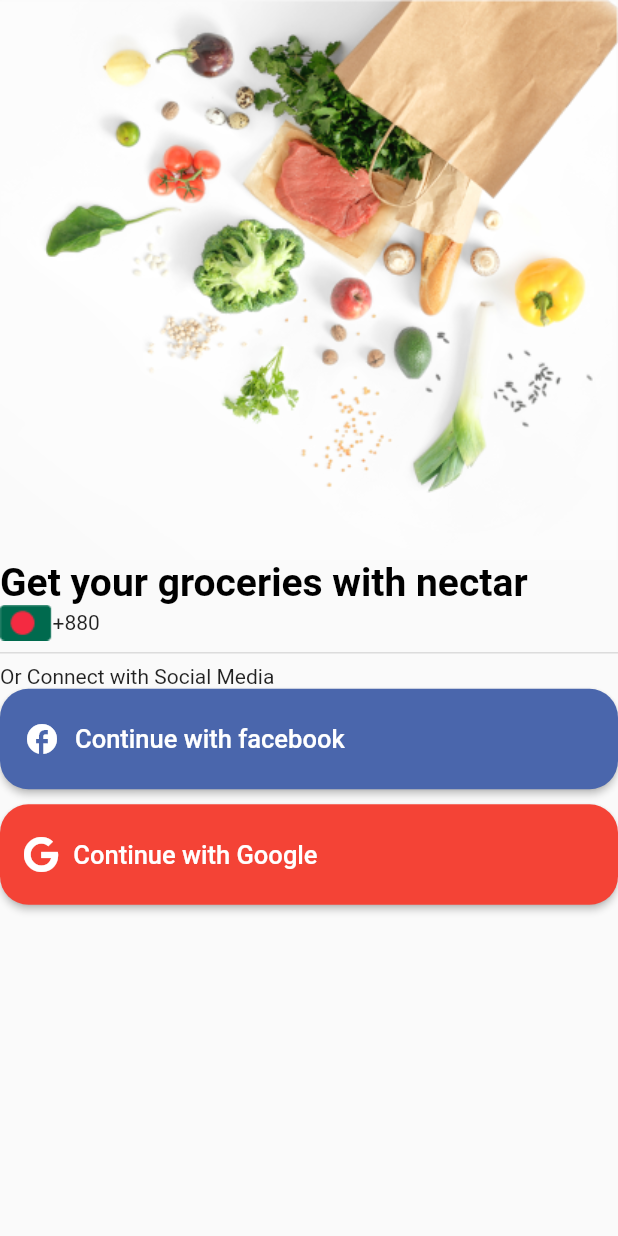
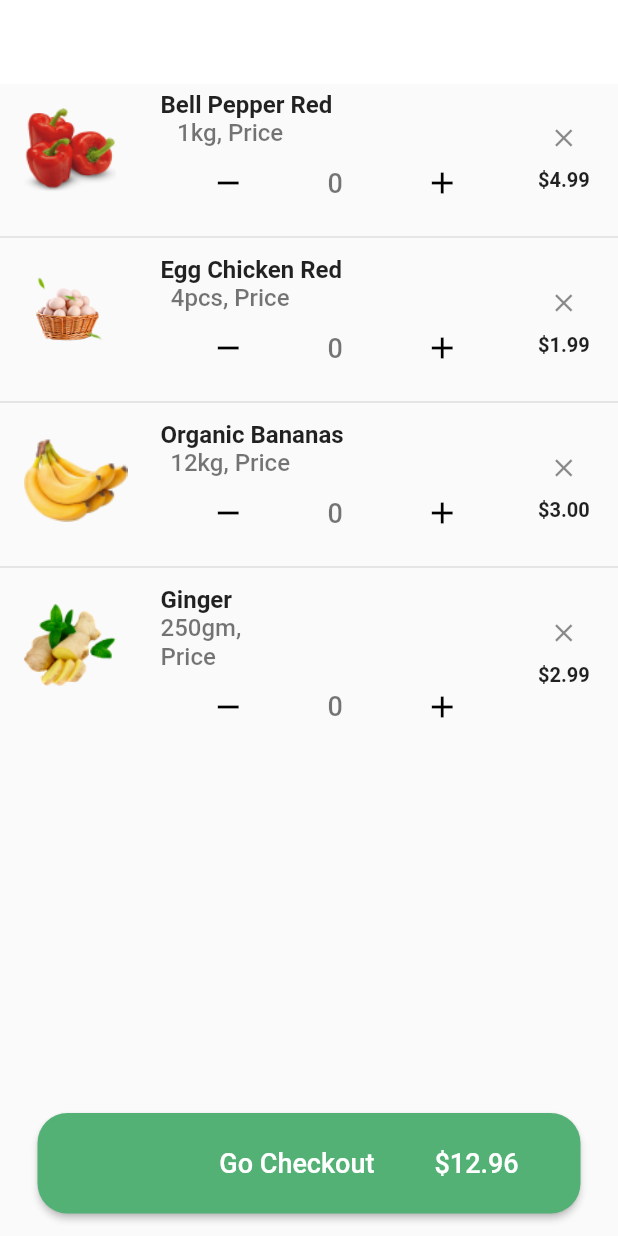
Before and after one commit to FaisalIslam26/GroceryApp, a Flutter app: the screen it shows after launch, on a phone screen of 412 x 824 dp. Run offline on Flutter 3.47's test engine with Material 2 defaults, Android fonts, the phone set to English and light mode, and no system bars; our stand-ins replace font_awesome_flutter, intl_phone_number_input.

Commit message:
third commit

```diff
--- a/lib/main.dart
+++ b/lib/main.dart
@@ -3,6 +3,7 @@
 import 'package:groceriesapp/bottomnav.dart';
 import 'package:groceriesapp/filterscreen.dart';
 import 'package:groceriesapp/login.dart';
+import 'package:groceriesapp/mycart.dart';
 import 'package:groceriesapp/signin.dart';
 import 'package:groceriesapp/signup.dart';
 import 'package:groceriesapp/start_screen.dart';
@@ -26,13 +27,14 @@
       // // home: BottomNavBar(),
       // // home: StartScreen(),
       // home: SignUpScreen(),
-      home: SigninScreen(),
+      home: MyCart(),
 
-      // // initialRoute: SigninScreen.path,
-      // // routes: {
-      // //   StartScreen.path: (ctx) => StartScreen(),
-      // //   LoginScreen.path: (ctx) => LoginScreen(),
-      // //   SignUpScreen.path: (ctx) => SignUpScreen(),
+      // initialRoute: SigninScreen.path,
+      // routes: {
+      //   SigninScreen.path: (ctx) => SigninScreen(),
+      //   StartScreen.path: (ctx) => StartScreen(),
+      //   LoginScreen.path: (ctx) => LoginScreen(),
+      //   SignUpScreen.path: (ctx) => SignUpScreen(),
       // }
     );
   }
--- /dev/null
+++ b/lib/mycart.dart
@@ -0,0 +1,302 @@
+import 'dart:math';
+
+import 'package:flutter/material.dart';
+
+class MyCart extends StatefulWidget {
+  const MyCart({Key? key}) : super(key: key);
+
+  @override
+  State<MyCart> createState() => _MyCartState();
+}
+
+class _MyCartState extends State<MyCart> {
+  int dcount = 0;
+  int count = 0;
+  increaseCount() {
+    setState(() {
+      count++;
+    });
+  }
+
+  dcreaseCount() {
+    if (count > 0) {
+      setState(() {
+        count--;
+      });
+    }
+  }
+
+  List<Widget> image = [
+    Image.asset("assets/images/Tommato.png"),
+    Image.asset("assets/images/egg.png"),
+    Image.asset("assets/images/banana.png"),
+    Image.asset("assets/images/ginger.png"),
+  ];
+
+  List<String> title = [
+    "Bell Pepper Red",
+    "Egg Chicken Red",
+    "Organic Bananas",
+    "Ginger",
+  ];
+
+  List<String> subtitle = [
+    "1kg, Price",
+    "4pcs, Price",
+    "12kg, Price",
+    "250gm, Price",
+  ];
+
+  List<String> price = [
+    "\$4.99",
+    "\$1.99",
+    "\$3.00",
+    "\$2.99",
+  ];
+
+  @override
+  Widget build(BuildContext context) {
+    return Scaffold(
+      extendBody: true,
+      appBar: AppBar(
+        elevation: 0,
+        title: Text("My Cart"),
+        backgroundColor: Colors.white,
+      ),
+      body: Column(
+        children: [
+          Expanded(
+            child: ListView.separated(
+              separatorBuilder: (context, int) {
+                return Divider(
+                    thickness: 1, color: Colors.grey.withOpacity(0.30));
+              },
+              scrollDirection: Axis.vertical,
+              itemCount: title.length,
+              shrinkWrap: true,
+              itemBuilder: (BuildContext, int index) {
+                return ListTile(
+                  leading: Container(
+                    height: double.infinity,
+                    child: image[index],
+                  ),
+                  minLeadingWidth: 75,
+                  isThreeLine: true,
+                  title: Text(
+                    "${title[index]}",
+                    style: TextStyle(
+                      fontSize: 16,
+                      fontWeight: FontWeight.bold,
+                    ),
+                  ),
+                  subtitle: Column(
+                    children: [
+                      Padding(
+                        padding: const EdgeInsets.only(right: 140),
+                        child: Text(
+                          "${subtitle[index]}",
+                          style: TextStyle(
+                            fontSize: 16,
+                            fontWeight: FontWeight.w500,
+                          ),
+                        ),
+                      ),
+                      Row(
+                        mainAxisAlignment: MainAxisAlignment.spaceAround,
+                        children: [
+                          ClipOval(
+                            child: Material(
+                              child: IconButton(
+                                  onPressed: () {
+                                    dcreaseCount();
+                                  },
+                                  icon:
+                                      Icon(Icons.remove, color: Colors.black)),
+                            ),
+                          ),
+                          Text(
+                            "$count",
+                            style: TextStyle(
+                                fontSize: 18, fontWeight: FontWeight.w500),
+                          ),
+                          ClipOval(
+                            child: IconButton(
+                              onPressed: () {
+                                increaseCount();
+                              },
+                              icon: Icon(
+                                Icons.add,
+                                color: Colors.black,
+                              ),
+                            ),
+                          ),
+                        ],
+                      ),
+                    ],
+                  ),
+                  trailing: FittedBox(
+                    fit: BoxFit.fill,
+                    child: Column(
+                      mainAxisSize: MainAxisSize.min,
+                      children: [
+                        ClipOval(
+                          child: Material(
+                            child: IconButton(
+                              onPressed: () {},
+                              icon: Icon(Icons.close),
+                            ),
+                          ),
+                        ),
+                        Text(
+                          "${price[index]}",
+                          style: TextStyle(
+                            fontSize: 16,
+                            fontWeight: FontWeight.bold,
+                          ),
+                        ),
+                      ],
+                    ),
+                  ),
+                );
+              },
+            ),
+          ),
+          SizedBox(
+            height: 20,
+          ),
+          Padding(
+            padding: const EdgeInsets.symmetric(horizontal: 25),
+            child: SizedBox(
+              width: double.infinity,
+              height: 67,
+              child: ElevatedButton(
+                onPressed: () {
+                  showModalBottomSheet(
+                    context: context,
+                    builder: (context) => buildSheet(),
+                  );
+                },
+                child: Padding(
+                  padding: const EdgeInsets.only(
+                    left: 80,
+                  ),
+                  child: Row(
+                    mainAxisAlignment: MainAxisAlignment.center,
+                    children: [
+                      Text(
+                        "Go Checkout",
+                        style: TextStyle(
+                          color: Colors.white,
+                          fontSize: 18,
+                        ),
+                      ),
+                      SizedBox(
+                        width: 40,
+                      ),
+                      Text(
+                        "\$12.96",
+                        style: TextStyle(
+                          color: Colors.white,
+                          fontSize: 18,
+                        ),
+                      ),
+                    ],
+                  ),
+                ),
+                style: ElevatedButton.styleFrom(
+                  primary: Color(0xff53B175),
+                  shape: RoundedRectangleBorder(
+                      borderRadius: BorderRadius.circular(20)),
+                ),
+              ),
+            ),
+          ),
+          SizedBox(
+            height: 15,
+          ),
+        ],
+      ),
+    );
+  }
+
+  Widget buildSheet() => ClipRRect(
+        child: Container(
+          decoration: BoxDecoration(
+            borderRadius: BorderRadius.only(
+                topLeft: Radius.circular(40), topRight: Radius.circular(70)),
+          ),
+          child: Padding(
+            padding: const EdgeInsets.symmetric(vertical: 15),
+            child: Column(
+              crossAxisAlignment: CrossAxisAlignment.start,
+              children: [
+                ListTile(
+                  title: Text(
+                    "Delivery",
+                    style: TextStyle(fontSize: 18, color: Color(0xfff7C7C7C)),
+                  ),
+                  trailing: Row(
+                    mainAxisSize: MainAxisSize.min,
+                    children: [
+                      Text("Selected Method"),
+                      Icon(Icons.arrow_forward_ios),
+                    ],
+                  ),
+                ),
+                ListTile(
+                  title: Text(
+                    "Payment",
+                    style: TextStyle(fontSize: 18, color: Color(0xfff7C7C7C)),
+                  ),
+                  trailing: Row(
+                    mainAxisSize: MainAxisSize.min,
+                    children: [
+                      Image.asset("assets/images/card.png"),
+                      Icon(Icons.arrow_forward_ios),
+                    ],
+                  ),
+                ),
+                ListTile(
+                  title: Text(
+                    "Promo Code",
+                    style: TextStyle(fontSize: 18, color: Color(0xfff7C7C7C)),
+                  ),
+                  trailing: Row(
+                    mainAxisSize: MainAxisSize.min,
+                    children: [
+                      Text("Pick Discount"),
+                      Icon(Icons.arrow_forward_ios),
+                    ],
+                  ),
+                ),
+                ListTile(
+                  title: Text(
+                    "Total Cost",
+                    style: TextStyle(fontSize: 18, color: Color(0xfff7C7C7C)),
+                  ),
+                  trailing: Row(
+                    mainAxisSize: MainAxisSize.min,
+                    children: [
+                      Text("\$13.97"),
+                      Icon(Icons.arrow_forward_ios),
+                    ],
+                  ),
+                ),
+                ElevatedButton(
+                  onPressed: () {},
+                  child: Text(
+                    "Place Order",
+                    style: TextStyle(),
+                  ),
+                  style: ElevatedButton.styleFrom(
+                    primary: Color(0xff53B175),
+                    shape: RoundedRectangleBorder(
+                        borderRadius: BorderRadius.circular(20)),
+                  ),
+                ),
+              ],
+            ),
+          ),
+        ),
+      );
+}
--- a/lib/signin.dart
+++ b/lib/signin.dart
@@ -1,5 +1,6 @@
 import 'package:flutter/material.dart';
 import 'package:font_awesome_flutter/font_awesome_flutter.dart';
+import 'package:intl_phone_number_input/intl_phone_number_input.dart';
 
 class SigninScreen extends StatelessWidget {
   static const String path = "SigninScreen";
@@ -18,6 +19,10 @@
         crossAxisAlignment: CrossAxisAlignment.start,
         children: [
           Image.asset("assets/images/banner.png"),
+          Padding(
+            padding: const EdgeInsets.only(left: 20, right: 20),
+            child: Column(
+              children: [
                 Text(
                   "Get your groceries with nectar",
                   maxLines: 2,
@@ -27,17 +32,19 @@
                     fontSize: 26,
                   ),
                 ),
-          Row(
-            children: [
-              Image.asset("assets/images/bd.png"),
-              Text("+880"),
-            ],
+                InternationalPhoneNumberInput(
+                  onInputChanged: (value) {},
+                  formatInput: false,
+                  inputBorder: UnderlineInputBorder(),
+                  autoValidateMode: AutovalidateMode.onUserInteraction,
+                  selectorConfig: SelectorConfig(
+                    selectorType: PhoneInputSelectorType.BOTTOM_SHEET,
                   ),
-          Divider(
-            thickness: 1,
                 ),
                 Text("Or Connect with Social Media"),
-          ElevatedButton(
+                Padding(
+                  padding: const EdgeInsets.symmetric(vertical: 10),
+                  child: ElevatedButton(
                     onPressed: () {},
                     child: Row(
                       children: [
@@ -63,8 +70,6 @@
                       ),
                     ),
                   ),
-          SizedBox(
-            height: 10,
                 ),
                 ElevatedButton(
                   onPressed: () {},
@@ -94,6 +99,9 @@
                 ),
               ],
             ),
+          )
+        ],
+      ),
     );
   }
 }
--- a/pubspec.yaml
+++ b/pubspec.yaml
@@ -35,6 +35,7 @@
   # Use with the CupertinoIcons class for iOS style icons.
   cupertino_icons: ^1.0.2
   font_awesome_flutter: ^9.2.0
+  intl_phone_number_input: ^0.7.0+2
 
 dev_dependencies:
   flutter_test:
```
Also changed, not shown: lib/signup.dart (+8 -6 lines), assets/images/Tommato.png (added), assets/images/banana.png (added), assets/images/card.png (added), assets/images/egg.png (added), assets/images/ginger.png (added), pubspec.lock. Lines whose indentation alone changed are shown as unchanged.
